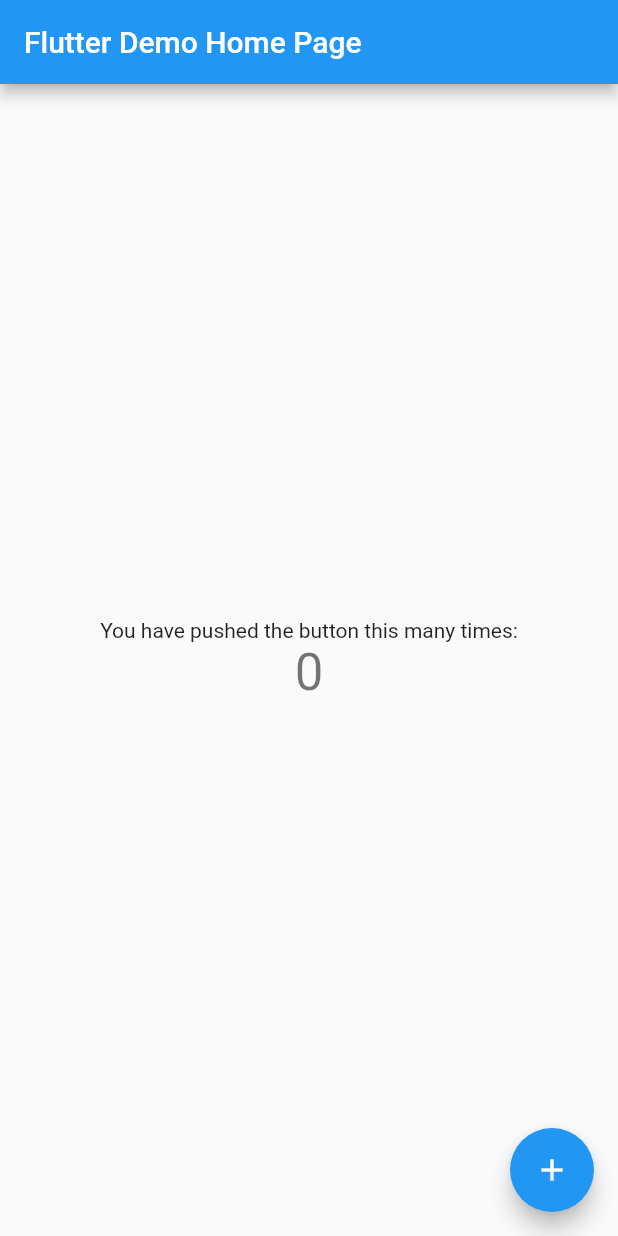
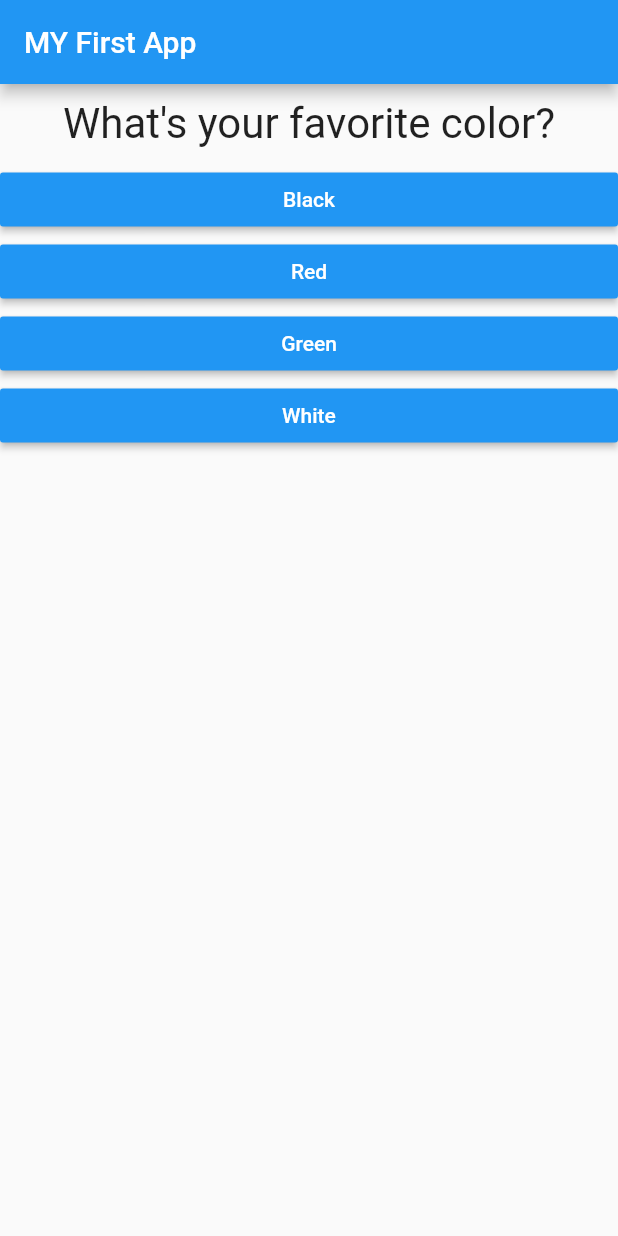
Before and after one commit to chrisbug/quiz, a Flutter app: the screen it shows after launch, on a phone screen of 412 x 824 dp. Run offline on Flutter 3.47's test engine with Material 2 defaults, Android fonts, the phone set to English and light mode, and no system bars.

Commit message:
Done keeping for reference :D

```diff
--- /dev/null
+++ b/lib/answer.dart
@@ -0,0 +1,21 @@
+import 'package:flutter/material.dart';
+
+class Answer extends StatelessWidget {
+  final Function selectHandler;
+  final String answerText;
+
+  Answer(this.selectHandler, this.answerText);
+
+  @override
+  Widget build(BuildContext context) {
+    return Container(
+      width: double.infinity,
+      child: RaisedButton(
+        color: Colors.blue,
+        textColor: Colors.white,
+        child: Text(answerText),
+        onPressed: selectHandler,
+      ),
+    );
+  }
+}
--- a/lib/main.dart
+++ b/lib/main.dart
@@ -1,117 +1,140 @@
+//packages
 import 'package:flutter/material.dart';
+import 'package:quiz/answer.dart';
+import 'package:quiz/quiz.dart';
+import 'package:quiz/result.dart';
 
-void main() {
-  runApp(MyApp());
-}
+import './question.dart';
+// void main() {
+//   runApp(MyApp());
+// }
 
-class MyApp extends StatelessWidget {
-  // This widget is the root of your application.
+void main() => runApp(MyApp());
+
+class MyApp extends StatefulWidget {
   @override
-  Widget build(BuildContext context) {
-    return MaterialApp(
-      title: 'Flutter Demo',
-      theme: ThemeData(
-        // This is the theme of your application.
-        //
-        // Try running your application with "flutter run". You'll see the
-        // application has a blue toolbar. Then, without quitting the app, try
-        // changing the primarySwatch below to Colors.green and then invoke
-        // "hot reload" (press "r" in the console where you ran "flutter run",
-        // or simply save your changes to "hot reload" in a Flutter IDE).
-        // Notice that the counter didn't reset back to zero; the application
-        // is not restarted.
-        primarySwatch: Colors.blue,
-        // This makes the visual density adapt to the platform that you run
-        // the app on. For desktop platforms, the controls will be smaller and
-        // closer together (more dense) than on mobile platforms.
-        visualDensity: VisualDensity.adaptivePlatformDensity,
-      ),
-      home: MyHomePage(title: 'Flutter Demo Home Page'),
-    );
+  State<StatefulWidget> createState() {
+    // TODO: implement createState
+    return _MyAppState();
   }
 }
 
-class MyHomePage extends StatefulWidget {
-  MyHomePage({Key key, this.title}) : super(key: key);
+class _MyAppState extends State<MyApp> {
+  final _questions = const [
+    {
+      'questionText': 'What\'s your favorite color?',
+      'answers': [
+        {'text': 'Black', 'score': 10},
+        {'text': 'Red', 'score': 5},
+        {'text': 'Green', 'score': 3},
+        {'text': 'White', 'score': 1},
+      ]
+    },
+    {
+      'questionText': 'what\'s your favorite animal?',
+      'answers': [
+        {'text': 'Dog', 'score': 10},
+        {'text': 'Cat', 'score': 5},
+        {'text': 'Snake', 'score': 3},
+        {'text': 'Cow', 'score': 1},
+      ],
+    },
+    {
+      'questionText': 'who\'s your favorite instructor?',
+      'answers': [
+        {'text': 'Max', 'score': 10},
+        {'text': 'Tim', 'score': 5},
+        {'text': 'TIM', 'score': 3},
+        {'text': 'MAX', 'score': 1},
+      ],
+    },
+  ];
 
-  // This widget is the home page of your application. It is stateful, meaning
-  // that it has a State object (defined below) that contains fields that affect
-  // how it looks.
+  var _questionIndex = 0;
+  int _totalScore= 0;
 
-  // This class is the configuration for the state. It holds the values (in this
-  // case the title) provided by the parent (in this case the App widget) and
-  // used by the build method of the State. Fields in a Widget subclass are
-  // always marked "final".
+  void _answerQuestion(int score) {
+    setState(() {
+      _totalScore += score;
+      if (this._questionIndex < _questions.length - 1) {
+        this._questionIndex += 1;
+      } else {
+        this._questionIndex += 1;
+        print("No more _questions");
+      }
+    });
+  }
 
-  final String title;
-
-  @override
-  _MyHomePageState createState() => _MyHomePageState();
-}
-
-class _MyHomePageState extends State<MyHomePage> {
-  int _counter = 0;
-
-  void _incrementCounter() {
+  void _resetQuiz() {
     setState(() {
-      // This call to setState tells the Flutter framework that something has
-      // changed in this State, which causes it to rerun the build method below
-      // so that the display can reflect the updated values. If we changed
-      // _counter without calling setState(), then the build method would not be
-      // called again, and so nothing would appear to happen.
-      _counter++;
+      _totalScore = 0;
+      _questionIndex = 0;
     });
   }
 
   @override
   Widget build(BuildContext context) {
-    // This method is rerun every time setState is called, for instance as done
-    // by the _incrementCounter method above.
-    //
-    // The Flutter framework has been optimized to make rerunning build methods
-    // fast, so that you can just rebuild anything that needs updating rather
-    // than having to individually change instances of widgets.
-    return Scaffold(
-      appBar: AppBar(
-        // Here we take the value from the MyHomePage object that was created by
-        // the App.build method, and use it to set our appbar title.
-        title: Text(widget.title),
+    return MaterialApp(
+      home: Scaffold(
+        appBar: AppBar(
+          title: Text('MY First App'),
+        ),
+        body: _questionIndex < _questions.length
+            ? Quiz(
+                answerQuestion: _answerQuestion,
+                questionIndex: _questionIndex,
+                questions: _questions,
+              )
+            : Result(_totalScore, _resetQuiz),
       ),
-      body: Center(
-        // Center is a layout widget. It takes a single child and positions it
-        // in the middle of the parent.
-        child: Column(
-          // Column is also a layout widget. It takes a list of children and
-          // arranges them vertically. By default, it sizes itself to fit its
-          // children horizontally, and tries to be as tall as its parent.
-          //
-          // Invoke "debug painting" (press "p" in the console, choose the
-          // "Toggle Debug Paint" action from the Flutter Inspector in Android
-          // Studio, or the "Toggle Debug Paint" command in Visual Studio Code)
-          // to see the wireframe for each widget.
-          //
-          // Column has various properties to control how it sizes itself and
-          // how it positions its children. Here we use mainAxisAlignment to
-          // center the children vertically; the main axis here is the vertical
-          // axis because Columns are vertical (the cross axis would be
-          // horizontal).
-          mainAxisAlignment: MainAxisAlignment.center,
-          children: <Widget>[
-            Text(
-              'You have pushed the button this many times:',
-            ),
-            Text(
-              '$_counter',
-              style: Theme.of(context).textTheme.headline4,
-            ),
-          ],
-        ),
-      ),
-      floatingActionButton: FloatingActionButton(
-        onPressed: _incrementCounter,
-        tooltip: 'Increment',
-        child: Icon(Icons.add),
-      ), // This trailing comma makes auto-formatting nicer for build methods.
     );
   }
 }
+
+// class MyApp extends StatelessWidget {
+//   var _questionIndex = 0;
+
+//   void answerQuestion() {
+//     if (this._questionIndex == 1) {
+//       this._questionIndex += 1;
+//     } else {
+//       this._questionIndex -= 1;
+//     }
+//   }
+
+//   @override
+//   Widget build(BuildContext context) {
+//     var _questions = [
+//       'What\'s your favorite color?',
+//       'what\'s your favorite animal?',
+//     ];
+//     return MaterialApp(
+//       home: Scaffold(
+//         appBar: AppBar(
+//           title: Text('MY First App'),
+//         ),
+//         body: Column(
+//           children: <Widget>[
+//             Text(_questions[0]),
+//             RaisedButton(
+//               child: Text('Answer 1'),
+//               onPressed: () => answerQuestion(),
+//             ),
+//             RaisedButton(
+//               child: Text('Answer 2'),
+//               onPressed: () => print('Answer chosen 2!'),
+//             ),
+//             RaisedButton(
+//               child: Text('Answer 3'),
+//               onPressed: () => print('Answer chosen 3!'),
+//             ),
+//             RaisedButton(
+//               child: Text('Answer 4'),
+//               onPressed: () => print('Answer chosen 4!'),
+//             ),
+//           ],
+//         ),
+//       ),
+//     );
+//   }
+// }
--- /dev/null
+++ b/lib/question.dart
@@ -0,0 +1,20 @@
+import 'package:flutter/material.dart';
+
+class Question extends StatelessWidget {
+  String questionText;
+
+  Question(this.questionText);
+
+  @override
+  Widget build(BuildContext context) {
+    return Container(
+      width: double.infinity,
+      margin: EdgeInsets.all(10),
+      child: Text(
+        this.questionText,
+        style: TextStyle(fontSize: 28),
+        textAlign: TextAlign.center,
+      ),
+    );
+  }
+}
--- /dev/null
+++ b/lib/quiz.dart
@@ -0,0 +1,30 @@
+import 'package:flutter/material.dart';
+
+import 'answer.dart';
+import 'question.dart';
+
+class Quiz extends StatelessWidget {
+  final List<Map<String, Object>> questions;
+  final int questionIndex;
+  final Function answerQuestion;
+
+  Quiz({
+    @required this.questions,
+    @required this.answerQuestion,
+    @required this.questionIndex,
+  });
+
+  @override
+  Widget build(BuildContext context) {
+    return Column(
+      children: <Widget>[
+        Question(
+          questions[questionIndex]['questionText'],
+        ),
+        ...(questions[questionIndex]['answers'] as List<Map<String, Object>>).map((answer) {
+          return Answer(() => answerQuestion(answer['score']), answer['text']);
+        }).toList()
+      ],
+    );
+  }
+}
```
Also changed, not shown: lib/result.dart (added, +38 -0 lines), playground/basics.dart (added, +17 -0 lines), playground/person.dart (added, +7 -0 lines), 6 other files.
